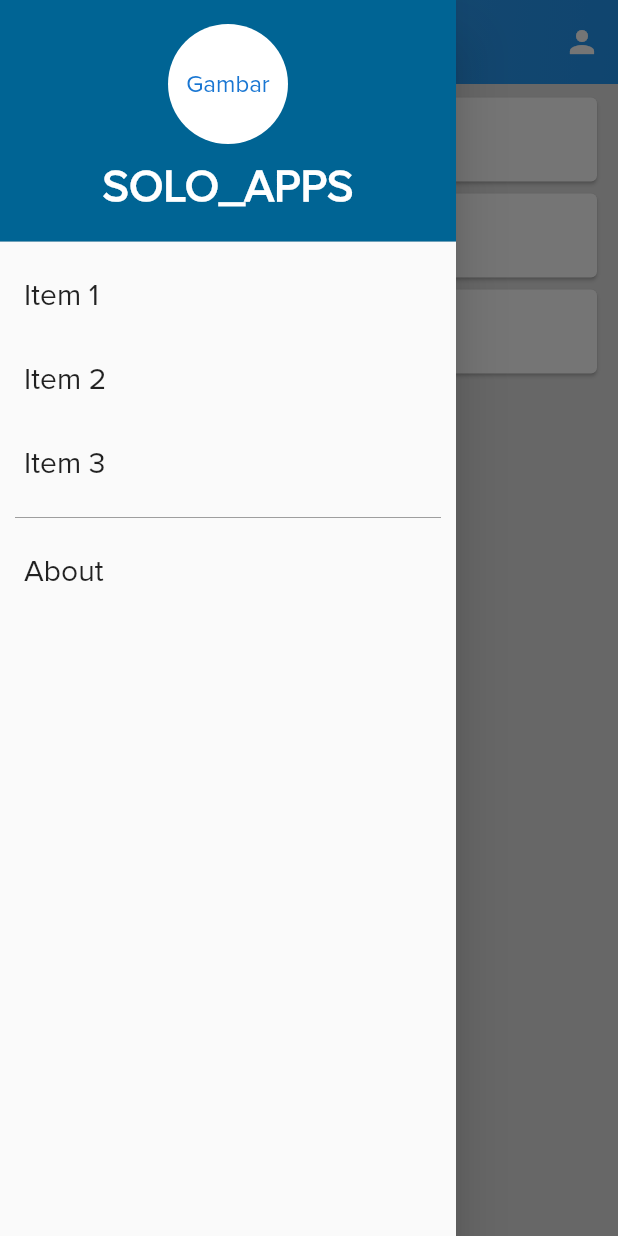
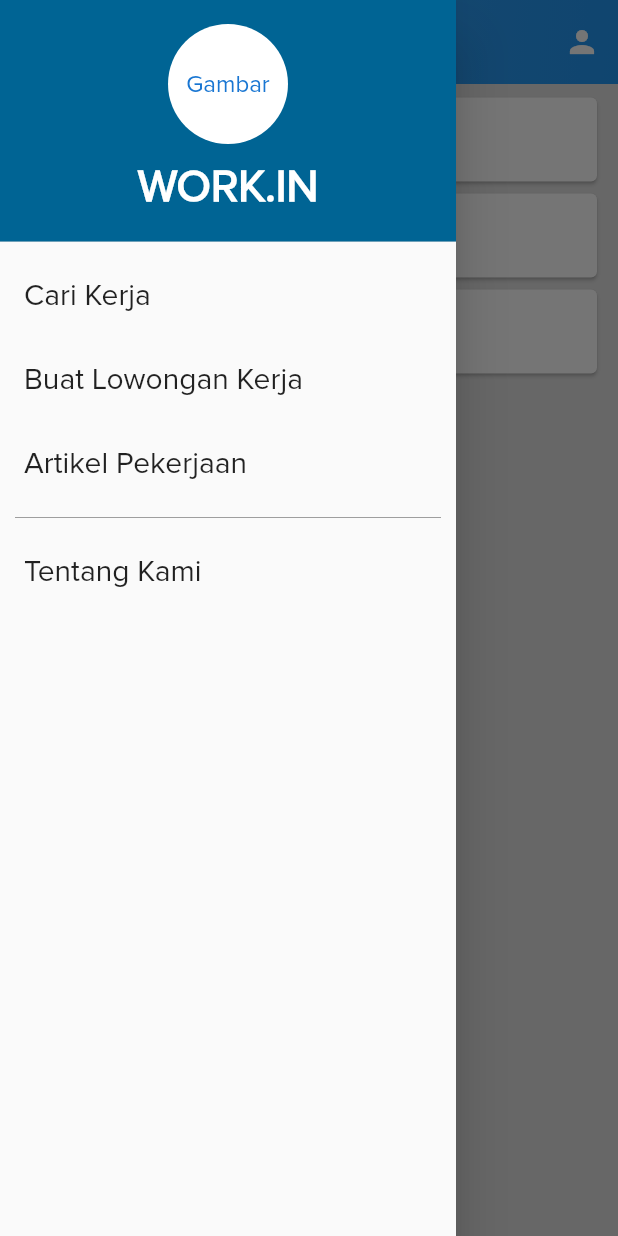
Before and after one commit to ahmadrzq/Kelompok-1, a Flutter app: the HomeScreen screen opened directly with empty values, with the side drawer open, on a phone screen of 412 x 824 dp. Run offline on Flutter 3.47's test engine with Material 2 defaults, Android fonts, the phone set to English and light mode, and no system bars.

Commit message:
Update index.dart

```diff
--- a/lib/index.dart
+++ b/lib/index.dart
@@ -44,7 +44,7 @@ class _HomeScreenState extends State<HomeScreen> {
                     height: 10.0,
                   ),
                   Text(
-                    'SOLO_APPS',
+                    'WORK.IN',
                     style: TextStyle(
                       fontSize: 30.0,
                       fontWeight: FontWeight.bold,
@@ -56,21 +56,21 @@ class _HomeScreenState extends State<HomeScreen> {
             ),
             ListTile(
               title: Text(
-                'Item 1',
+                'Cari Kerja',
                 style: TextStyle(fontSize: 20.0),
               ),
               onTap: () {},
             ),
             ListTile(
               title: Text(
-                'Item 2',
+                'Buat Lowongan Kerja',
                 style: TextStyle(fontSize: 20.0),
               ),
               onTap: () {},
             ),
             ListTile(
               title: Text(
-                'Item 3',
+                'Artikel Pekerjaan',
                 style: TextStyle(fontSize: 20.0),
               ),
               onTap: () {},
@@ -82,7 +82,7 @@ class _HomeScreenState extends State<HomeScreen> {
             ),
             ListTile(
               title: Text(
-                'About',
+                'Tentang Kami',
                 style: TextStyle(fontSize: 20.0),
               ),
               onTap: () {},
@@ -92,7 +92,7 @@ class _HomeScreenState extends State<HomeScreen> {
       ),
       appBar: AppBar(
         centerTitle: true,
-        title: Text('INDEX PAGE'),
+        title: Text('Halaman Utama'),
         flexibleSpace: Container(
           decoration: BoxDecoration(
             gradient: LinearGradient(
```
